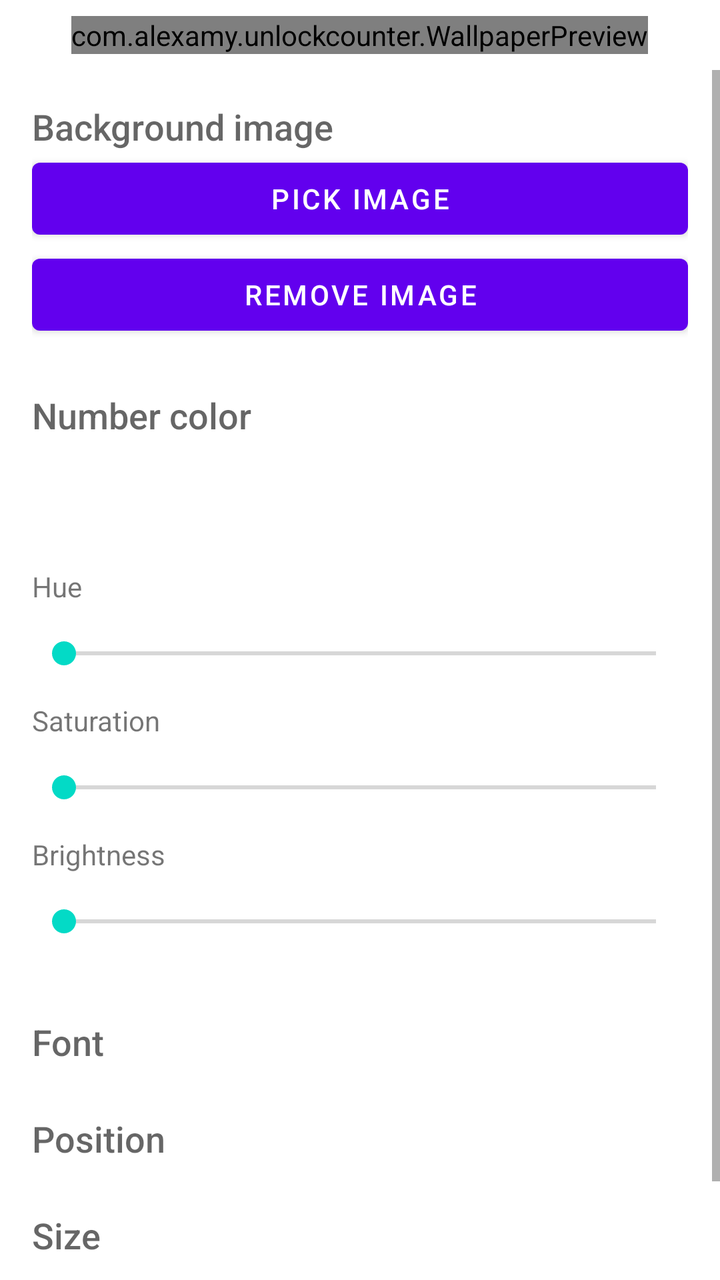
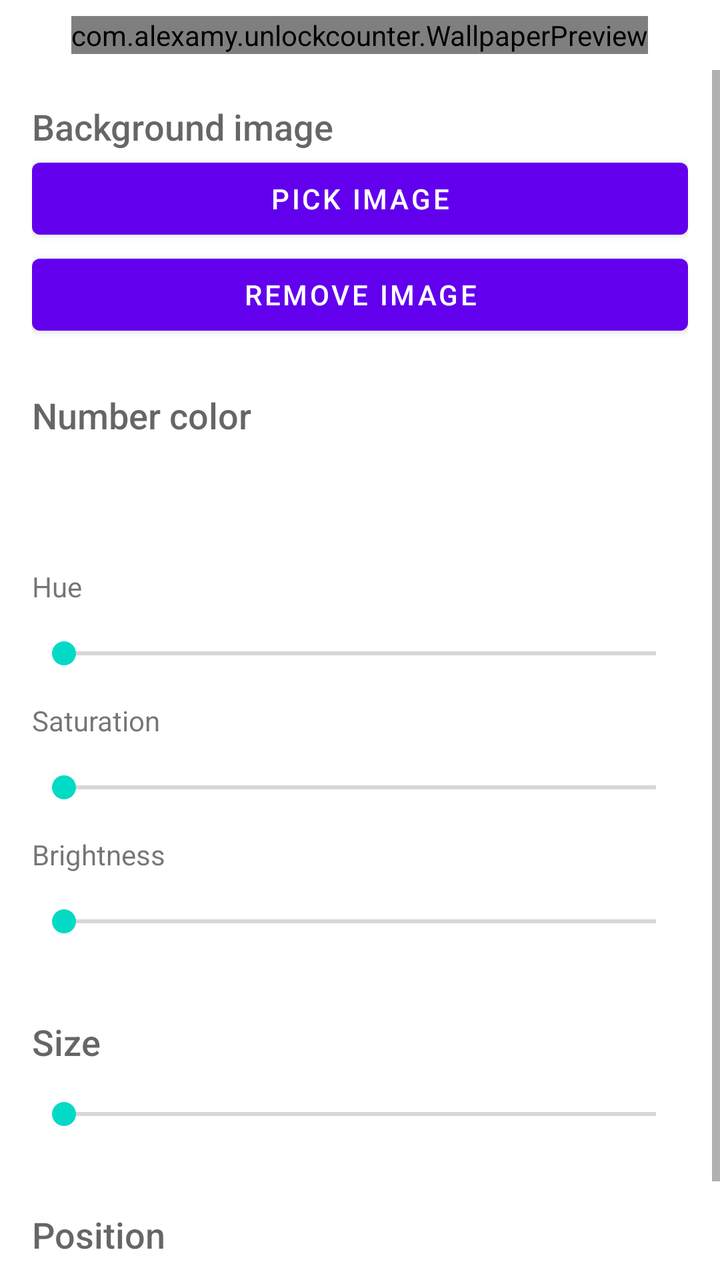

Two renders of the same Android screen: before a commit and after it. Below are the layout's source before the change and the commit's diff.
<!-- AndroidManifest.xml: fallback theme Theme.MaterialComponents.DayNight.NoActionBar -->
<!-- res/layout/activity_style.xml -->
<?xml version="1.0" encoding="utf-8"?>
<LinearLayout xmlns:android="http://schemas.android.com/apk/res/android"
    android:layout_width="match_parent"
    android:layout_height="match_parent"
    android:orientation="vertical">

    <com.alexamy.unlockcounter.WallpaperPreview
        android:id="@+id/preview"
        android:layout_width="wrap_content"
        android:layout_height="wrap_content"
        android:layout_gravity="center_horizontal"
        android:layout_marginVertical="8dp" />

    <ScrollView
        android:layout_width="match_parent"
        android:layout_height="0dp"
        android:layout_weight="1">

        <LinearLayout
            android:layout_width="match_parent"
            android:layout_height="wrap_content"
            android:orientation="vertical"
            android:padding="16dp">

            <TextView
                style="@android:style/TextAppearance.DeviceDefault.Medium"
                android:layout_width="wrap_content"
                android:layout_height="wrap_content"
                android:text="@string/background_image" />

            <Button
                android:id="@+id/pick_image"
                android:layout_width="match_parent"
                android:layout_height="wrap_content"
                android:text="@string/pick_image" />

            <Button
                android:id="@+id/remove_image"
                android:layout_width="match_parent"
                android:layout_height="wrap_content"
                android:text="@string/remove_image" />

            <TextView
                style="@android:style/TextAppearance.DeviceDefault.Medium"
                android:layout_width="wrap_content"
                android:layout_height="wrap_content"
                android:layout_marginTop="24dp"
                android:text="@string/number_color" />

            <View
                android:id="@+id/color_preview"
                android:layout_width="match_parent"
                android:layout_height="48dp"
                android:layout_marginVertical="8dp" />

            <TextView
                android:layout_width="wrap_content"
                android:layout_height="wrap_content"
                android:text="@string/hue" />

            <SeekBar
                android:id="@+id/hue"
                android:layout_width="match_parent"
                android:layout_height="48dp"
                android:max="360" />

            <TextView
                android:layout_width="wrap_content"
                android:layout_height="wrap_content"
                android:text="@string/saturation" />

            <SeekBar
                android:id="@+id/saturation"
                android:layout_width="match_parent"
                android:layout_height="48dp"
                android:max="100" />

            <TextView
                android:layout_width="wrap_content"
                android:layout_height="wrap_content"
                android:text="@string/brightness" />

            <SeekBar
                android:id="@+id/brightness"
                android:layout_width="match_parent"
                android:layout_height="48dp"
                android:max="100" />

            <TextView
                style="@android:style/TextAppearance.DeviceDefault.Medium"
                android:layout_width="wrap_content"
                android:layout_height="wrap_content"
                android:layout_marginTop="24dp"
                android:text="@string/font" />

            <RadioGroup
                android:id="@+id/fonts"
                android:layout_width="match_parent"
                android:layout_height="wrap_content" />

            <TextView
                style="@android:style/TextAppearance.DeviceDefault.Medium"
                android:layout_width="wrap_content"
                android:layout_height="wrap_content"
                android:layout_marginTop="24dp"
                android:text="@string/position" />

            <GridLayout
                android:id="@+id/positions"
                android:layout_width="wrap_content"
                android:layout_height="wrap_content"
                android:layout_gravity="center_horizontal"
                android:columnCount="3" />

            <TextView
                style="@android:style/TextAppearance.DeviceDefault.Medium"
                android:layout_width="wrap_content"
                android:layout_height="wrap_content"
                android:layout_marginTop="24dp"
                android:text="@string/size" />

            <SeekBar
                android:id="@+id/size"
                android:layout_width="match_parent"
                android:layout_height="48dp"
                android:max="85" />
        </LinearLayout>
    </ScrollView>
</LinearLayout>
<!-- resources referenced by this layout -->
<resources>
  <string name="background_image">Background image</string>
  <string name="brightness">Brightness</string>
  <string name="font">Font</string>
  <string name="hue">Hue</string>
  <string name="number_color">Number color</string>
  <string name="pick_image">Pick image</string>
  <string name="position">Position</string>
  <string name="remove_image">Remove image</string>
  <string name="saturation">Saturation</string>
  <string name="size">Size</string>
</resources>

<!-- the commit's change to res/layout/activity_style.xml (unified diff, before → after) -->
@@ -91,12 +91,13 @@
                 android:layout_width="wrap_content"
                 android:layout_height="wrap_content"
                 android:layout_marginTop="24dp"
-                android:text="@string/font" />
+                android:text="@string/size" />
 
-            <RadioGroup
-                android:id="@+id/fonts"
+            <SeekBar
+                android:id="@+id/size"
                 android:layout_width="match_parent"
-                android:layout_height="wrap_content" />
+                android:layout_height="48dp"
+                android:max="85" />
 
             <TextView
                 style="@android:style/TextAppearance.DeviceDefault.Medium"
@@ -117,13 +118,12 @@
                 android:layout_width="wrap_content"
                 android:layout_height="wrap_content"
                 android:layout_marginTop="24dp"
-                android:text="@string/size" />
+                android:text="@string/font" />
 
-            <SeekBar
-                android:id="@+id/size"
+            <RadioGroup
+                android:id="@+id/fonts"
                 android:layout_width="match_parent"
-                android:layout_height="48dp"
-                android:max="85" />
+                android:layout_height="wrap_content" />
         </LinearLayout>
     </ScrollView>
 </LinearLayout>
